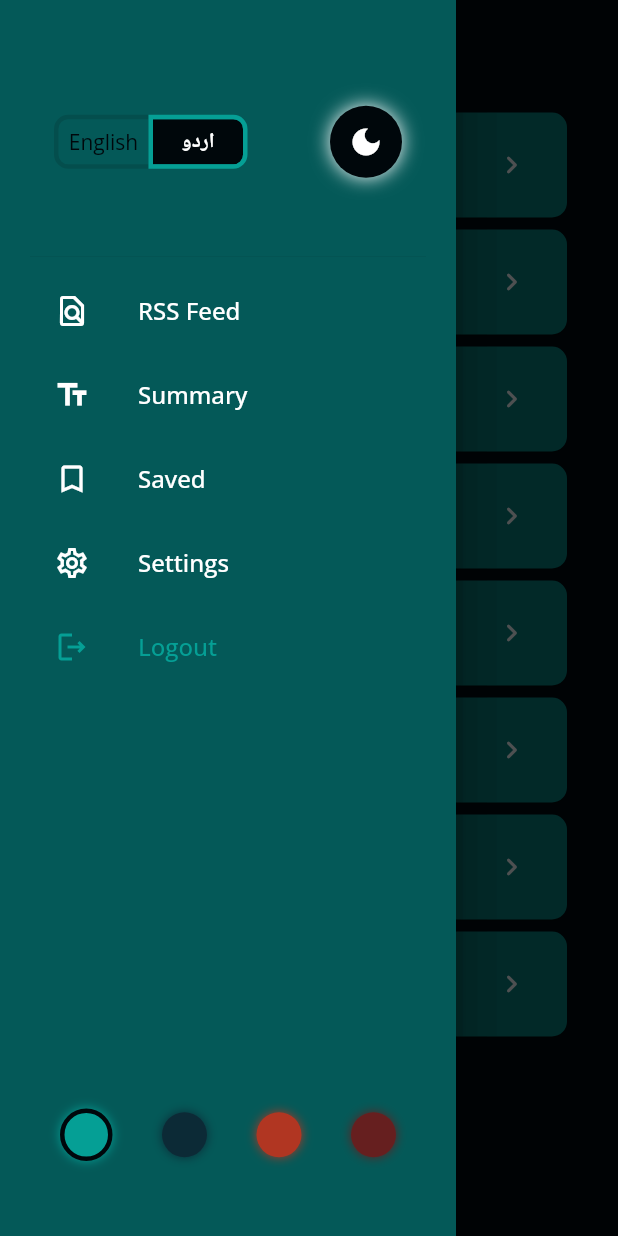
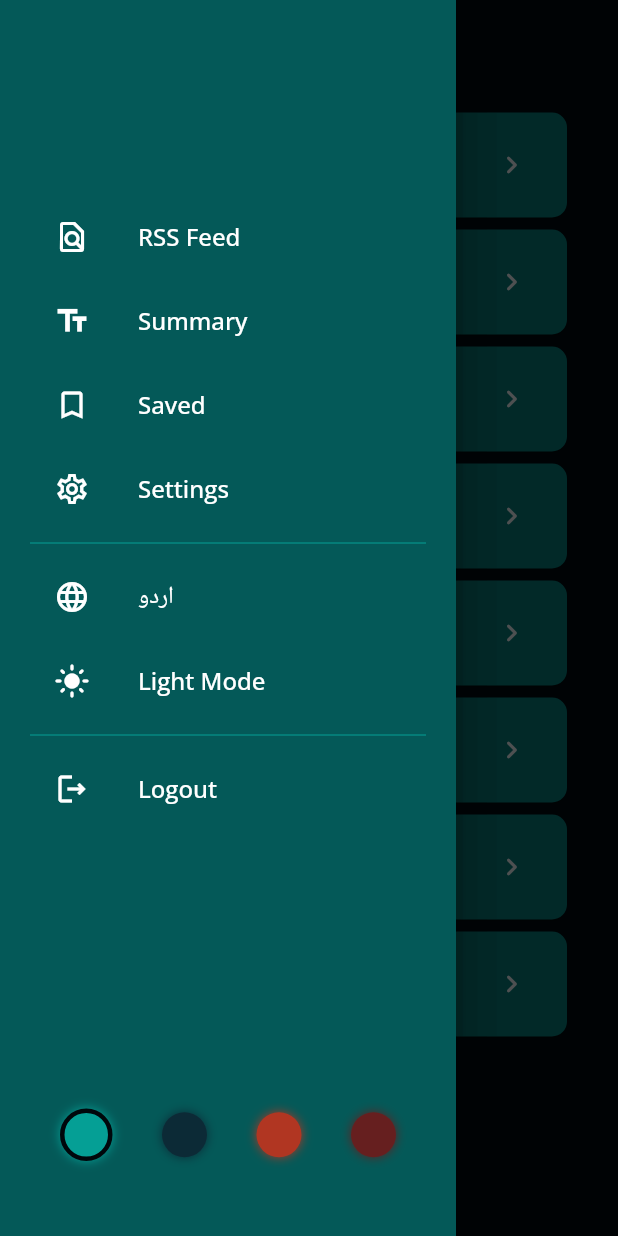
Before and after one commit to hadiyaaamir/khulasa, a Flutter app: the Categories screen opened directly, with the side drawer open, on a phone screen of 412 x 824 dp. Run offline on Flutter 3.47's test engine with Material 2 defaults, Android fonts, the phone set to English and light mode, and no system bars; our stand-ins replace cloud_firestore, file_picker, flutter_tts, image_picker; missing offline and left inert: dart:ffi, flutter_tesseract_ocr, pdf_text, syncfusion_flutter_pdf; accounts and stored records are empty; network calls fail.

Commit message:
appbar modified

```diff
--- a/lib/Controllers/languageprovider.dart
+++ b/lib/Controllers/languageprovider.dart
@@ -1,11 +1,15 @@
 import 'package:flutter/cupertino.dart';
 
 class Language extends ChangeNotifier {
-  bool _isEnglish = false;
+  bool _isEnglish = true;
   bool get isEnglish => _isEnglish;
+
+  String _drawerLanguage = 'اردو';
+  String get drawerLanguage => _drawerLanguage;
 
   void toggleLanguage() {
     _isEnglish = !_isEnglish;
+    _drawerLanguage = _isEnglish ? 'اردو' : 'English';
     notifyListeners();
   }
 
--- a/lib/Views/Widgets/NavBar/AppBarPage.dart
+++ b/lib/Views/Widgets/NavBar/AppBarPage.dart
@@ -1,5 +1,6 @@
 import 'package:flutter/material.dart';
 import 'package:khulasa/Controllers/darkMode.dart';
+import 'package:khulasa/Controllers/languageprovider.dart';
 import 'package:khulasa/Models/category.dart';
 import 'package:khulasa/Models/colorTheme.dart';
 import 'package:khulasa/Views/Entrance/login.dart';
@@ -26,10 +27,12 @@ class _DrawState extends State<Draw> {
   @override
   Widget build(BuildContext context) {
     ColorTheme colors = context.watch<DarkMode>().mode;
+    String drawerLanguage = context.watch<Language>().drawerLanguage;
+    bool isDarkMode = context.watch<DarkMode>().isDarkMode;
 
     return Drawer(
       backgroundColor: colors.primary,
-      width: screenWidth / 3,
+      // width: screenWidth / 3,
       child: Padding(
         padding: const EdgeInsets.symmetric(vertical: 10, horizontal: 20),
         child: Column(
@@ -38,44 +41,84 @@ class _DrawState extends State<Draw> {
           mainAxisSize: MainAxisSize.max,
           mainAxisAlignment: MainAxisAlignment.spaceBetween,
           children: [
-            Column(
-              children: [
-                DrawerHeader(
-                  decoration: BoxDecoration(
-                    color: colors.primary,
+            Padding(
+              padding: EdgeInsets.only(top: 120),
+              child: Column(
+                children: [
+                  // DrawerHeader(
+                  //   decoration: BoxDecoration(
+                  //     color: colors.primary,
+                  //   )
+                  //   child: Row(
+                  //     mainAxisAlignment: MainAxisAlignment.spaceBetween,
+                  //     children: const [
+                  //       ToggleButton(),
+                  //       ToggleMode(),
+                  //     ],
+                  //   ),
+
+                  //   //toggle button here
+                  // ),
+
+                  //navigation options
+                  DrawerOption(
+                    text: 'RSS Feed',
+                    onPress: () {
+                      Navigation()
+                          .navigationReplace(context, const Categories());
+                    },
+                    icon: Icons.find_in_page_outlined,
                   ),
-                  child: Row(
-                    mainAxisAlignment: MainAxisAlignment.spaceBetween,
-                    children: const [
-                      ToggleButton(),
-                      ToggleMode(),
-                    ],
+                  DrawerOption(
+                    text: 'Summary',
+                    onPress: () {
+                      Navigation().navigationReplace(context, const Summary());
+                    },
+                    icon: Icons.text_fields,
+                  ),
+                  DrawerOption(
+                    text: 'Saved',
+                    onPress: () {
+                      Navigation().navigationReplace(context, const Saved());
+                    },
+                    icon: Icons.bookmark_border_outlined,
+                  ),
+                  DrawerOption(
+                    text: 'Settings',
+                    onPress: () {
+                      Navigation().navigationReplace(context, const Settings());
+                    },
+                    icon: Icons.settings_outlined,
                   ),
 
-                  //toggle button here
-                ),
-                const DrawerOption(
-                    text: 'RSS Feed',
-                    navTo: Categories(),
-                    icon: Icons.find_in_page_outlined),
-                const DrawerOption(
-                    text: 'Summary', navTo: Summary(), icon: Icons.text_fields),
-                const DrawerOption(
-                  text: 'Saved',
-                  navTo: Saved(),
-                  icon: Icons.bookmark_border_outlined,
-                ),
-                const DrawerOption(
-                  text: 'Settings',
-                  navTo: Settings(),
-                  icon: Icons.settings_outlined,
-                ),
-                DrawerOption(
+                  //toggle options
+                  Divider(color: colors.secondary),
+                  DrawerOption(
+                    text: drawerLanguage,
+                    onPress: () {
+                      context.read<Language>().toggleLanguage();
+                    },
+                    icon: Icons.language_outlined,
+                  ),
+                  DrawerOption(
+                    text: isDarkMode ? 'Light Mode' : 'Dark Mode',
+                    onPress: () {
+                      context.read<DarkMode>().toggleMode();
+                    },
+                    icon: isDarkMode ? Icons.light_mode : Icons.dark_mode,
+                  ),
+
+                  //logout
+                  Divider(color: colors.secondary),
+                  DrawerOption(
                     text: 'Logout',
-                    navTo: const Login(),
-                    textColour: colors.secondary,
-                    icon: Icons.logout_outlined),
-              ],
+                    onPress: () {
+                      Navigation().navigationReplace(context, const Login());
+                    },
+                    icon: Icons.logout_outlined,
+                  ),
+                ],
+              ),
             ),
             const Padding(
               padding: EdgeInsets.symmetric(horizontal: 20, vertical: 40),
@@ -93,13 +136,13 @@ class DrawerOption extends StatelessWidget {
     super.key,
     this.textColour,
     required this.text,
-    required this.navTo,
+    required this.onPress,
     required this.icon,
   });
 
   final Color? textColour;
   final String text;
-  final Widget navTo;
+  final Function() onPress;
   final IconData icon;
 
   @override
@@ -113,9 +156,7 @@ class DrawerOption extends StatelessWidget {
             color: textColour ?? colors.text,
           )),
       leading: Icon(icon, color: textColour ?? colors.text),
-      onTap: () {
-        Navigation().navigationReplace(context, navTo);
-      },
+      onTap: onPress,
     );
   }
 }
```
